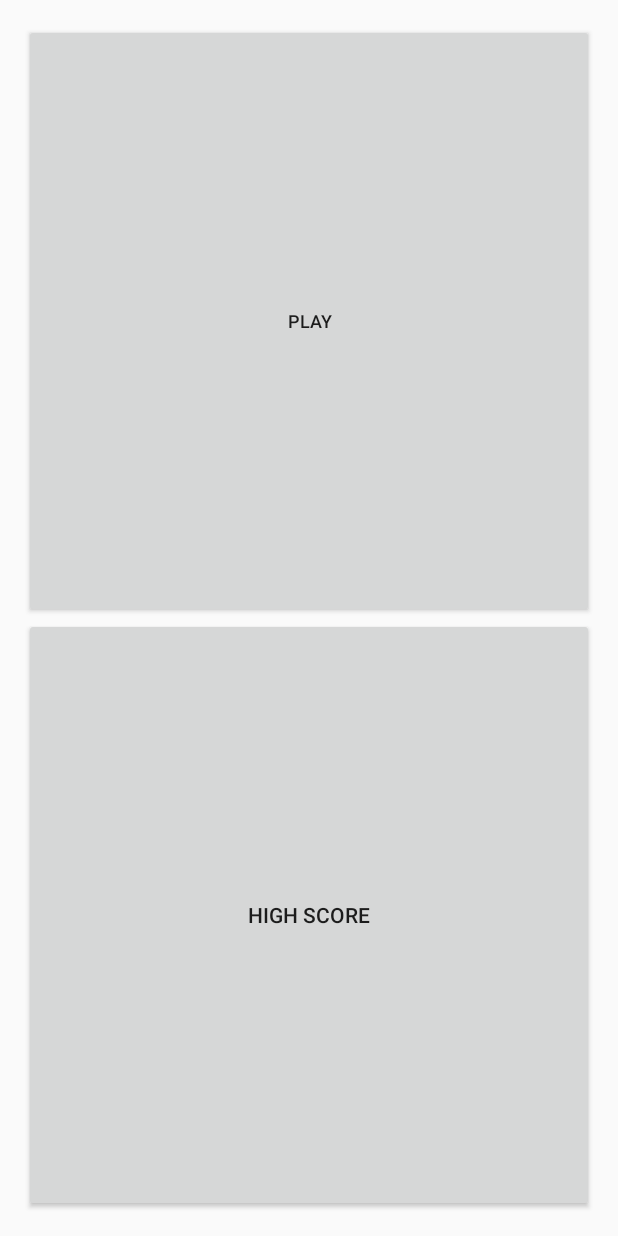
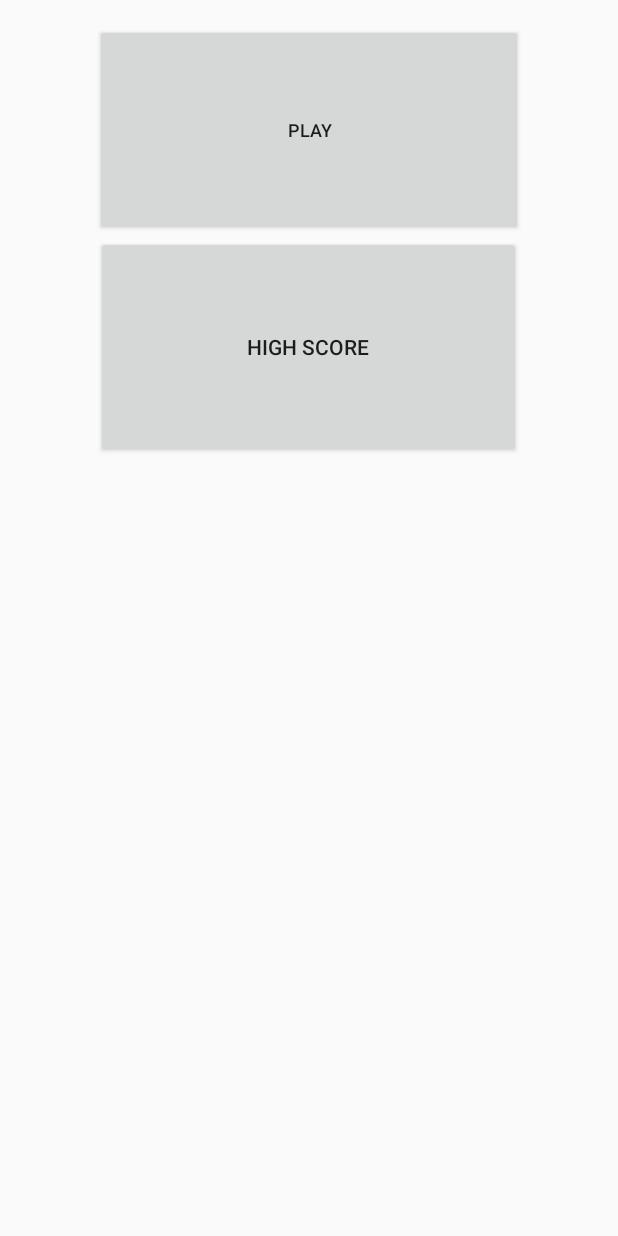
Before and after one commit to hrafnkellbaldurs/Points, an Android app: the screen it shows after launch (MainActivity), on a phone screen of 412 x 824 dp. Run offline under Robolectric (Android 15) with nearby library versions, the phone set to English and light mode, and no system bars.

Commit message:
Highscorelist corrected

```diff
--- a/app/src/main/res/layout/activity_main.xml
+++ b/app/src/main/res/layout/activity_main.xml
@@ -7,22 +7,25 @@
     android:paddingTop="@dimen/activity_vertical_margin"
     android:paddingBottom="@dimen/activity_vertical_margin"
     android:orientation="vertical"
-    tools:context=".MainActivity">
+    tools:context=".MainActivity"
+    android:weightSum="1">
 
     <Button
-        android:layout_width="match_parent"
+        android:layout_width="285dp"
         android:layout_height="0dp"
+        android:layout_gravity="center"
         android:text="@string/play_btn"
         android:textSize="12sp"
         android:onClick="onPlayClick"
-        android:layout_weight="1"/>
+        android:layout_weight="0.22" />
 
     <Button
-        android:layout_width="match_parent"
-        android:layout_height="0dp"
+        android:layout_width="283dp"
+        android:layout_height="148dp"
+        android:layout_gravity="center"
+
         android:text="@string/high_score"
-        android:onClick="onHighScoreClick"
-        android:layout_weight="1"/>
+        android:onClick="onHighScoreClick" />
 
 
 
```
Also changed, not shown: app/src/main/java/com/example/hrafnkell/dots/BoardView.java (+6 -7 lines), app/src/main/java/com/example/hrafnkell/dots/HighScoreActivity.java (+2 -11 lines), app/src/main/java/com/example/hrafnkell/dots/HighScoreRecord.java (+6 -1 lines).
